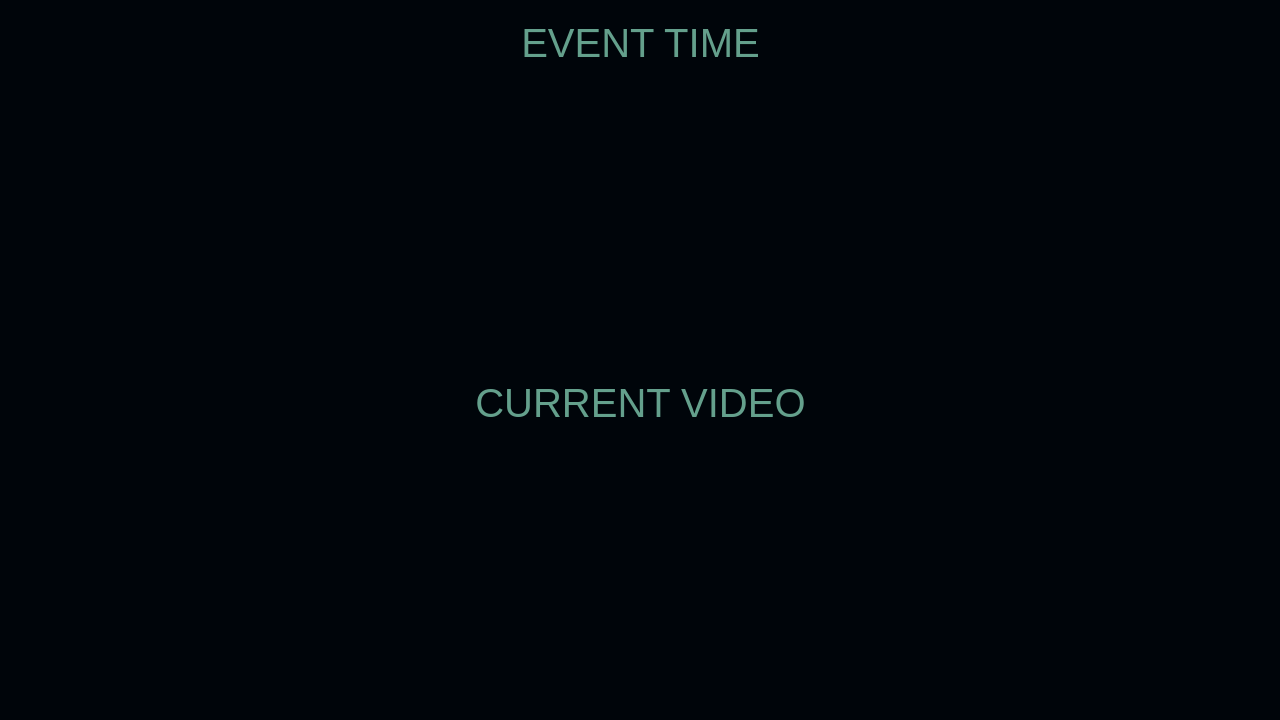
Old version of the form src/mainwindow.ui in the repository petrix/timer.
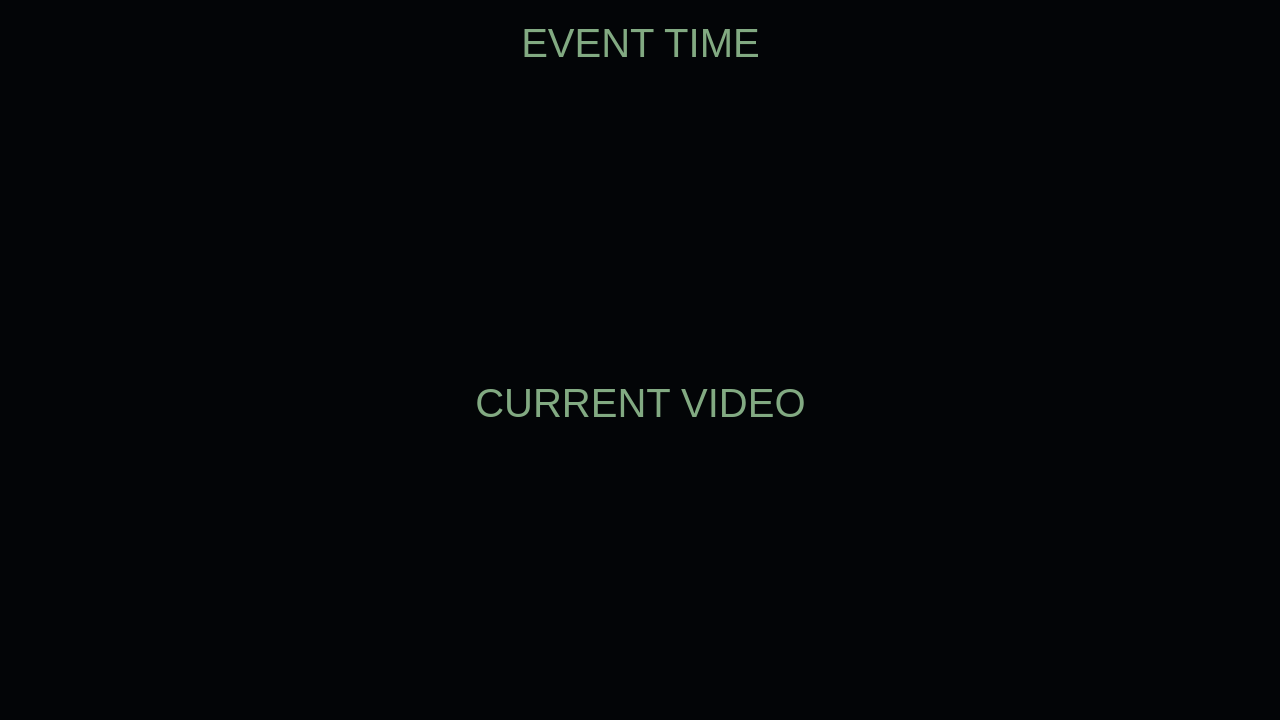
New version of the form. Icons and pictures are not drawn.

Diff of the .ui file:
```diff
--- a/src/mainwindow.ui
+++ b/src/mainwindow.ui
@@ -14,10 +14,10 @@
    <string>Timer</string>
   </property>
   <property name="styleSheet">
-   <string notr="true">background-color: rgb(0, 5, 10);
+   <string notr="true">background-color: rgb(3, 5, 7);
 border-width: 0;
 font: 30pt;
-color:rgb(100, 160, 140);
+color:rgb(130, 170, 130);
 	  </string>
   </property>
   <layout class="QGridLayout" name="_1">
```
